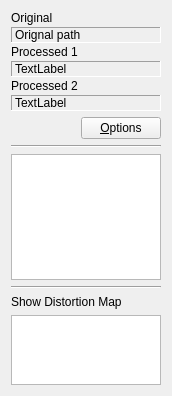
Above: YUVToolkit/MeasureWindow.ui from kLassikko/YuvToolkit before the change. Below: the same form after it.
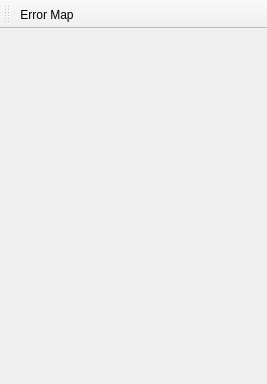
That is the form after the change. Icons and pictures are not drawn. Custom widgets are drawn as their Qt base class.

Commit message: Use of toolbar for MeasureWindow UI

```diff
--- a/YUVToolkit/MeasureWindow.ui
+++ b/YUVToolkit/MeasureWindow.ui
@@ -1,202 +1,42 @@
 <?xml version="1.0" encoding="UTF-8"?>
 <ui version="4.0">
  <class>MeasureWindow</class>
- <widget class="QWidget" name="MeasureWindow">
+ <widget class="QMainWindow" name="MeasureWindow">
   <property name="geometry">
    <rect>
     <x>0</x>
     <y>0</y>
-    <width>172</width>
-    <height>396</height>
+    <width>267</width>
+    <height>384</height>
    </rect>
   </property>
-  <property name="windowTitle">
-   <string>Form</string>
-  </property>
-  <property name="styleSheet">
-   <string notr="true">QTreeView::item {
-	color: rgb(0, 0, 0);
-    border: 1px solid #d9d9d9;
-    border-top-color: transparent;
-    border-left-color: transparent;
- }
-QTreeView::item::section {
-	color: rgb(0, 0, 0);
- }
-</string>
-  </property>
-  <layout class="QVBoxLayout" name="verticalLayout">
-   <item>
-    <layout class="QVBoxLayout" name="verticalLayout_2">
-     <property name="spacing">
-      <number>2</number>
-     </property>
-     <item>
-      <widget class="QLabel" name="label_0">
-       <property name="text">
-        <string>Original</string>
-       </property>
-      </widget>
-     </item>
-     <item>
-      <widget class="TextLabel" name="label_Original">
-       <property name="sizePolicy">
-        <sizepolicy hsizetype="Preferred" vsizetype="Preferred">
-         <horstretch>100</horstretch>
-         <verstretch>0</verstretch>
-        </sizepolicy>
-       </property>
-       <property name="frameShape">
-        <enum>QFrame::Panel</enum>
-       </property>
-       <property name="frameShadow">
-        <enum>QFrame::Sunken</enum>
-       </property>
-       <property name="text">
-        <string>Orignal path</string>
-       </property>
-       <property name="textFormat">
-        <enum>Qt::PlainText</enum>
-       </property>
-       <property name="scaledContents">
-        <bool>true</bool>
-       </property>
-       <property name="margin">
-        <number>3</number>
-       </property>
-      </widget>
-     </item>
-     <item>
-      <widget class="QLabel" name="label_1">
-       <property name="text">
-        <string>Processed 1</string>
-       </property>
-      </widget>
-     </item>
-     <item>
-      <widget class="TextLabel" name="label_Processed">
-       <property name="frameShape">
-        <enum>QFrame::Panel</enum>
-       </property>
-       <property name="frameShadow">
-        <enum>QFrame::Sunken</enum>
-       </property>
-       <property name="text">
-        <string>TextLabel</string>
-       </property>
-       <property name="margin">
-        <number>3</number>
-       </property>
-      </widget>
-     </item>
-     <item>
-      <widget class="QLabel" name="label_2">
-       <property name="text">
-        <string>Processed 2</string>
-       </property>
-      </widget>
-     </item>
-     <item>
-      <widget class="TextLabel" name="label_Processed_2">
-       <property name="frameShape">
-        <enum>QFrame::Panel</enum>
-       </property>
-       <property name="frameShadow">
-        <enum>QFrame::Sunken</enum>
-       </property>
-       <property name="text">
-        <string>TextLabel</string>
-       </property>
-       <property name="margin">
-        <number>3</number>
-       </property>
-      </widget>
-     </item>
-    </layout>
-   </item>
-   <item>
-    <layout class="QHBoxLayout" name="horizontalLayout_2">
-     <item>
-      <spacer name="horizontalSpacer_2">
-       <property name="orientation">
-        <enum>Qt::Horizontal</enum>
-       </property>
-       <property name="sizeHint" stdset="0">
-        <size>
-         <width>40</width>
-         <height>20</height>
-        </size>
-       </property>
-      </spacer>
-     </item>
-     <item>
-      <widget class="QPushButton" name="button_Options">
-       <property name="enabled">
-        <bool>true</bool>
-       </property>
-       <property name="text">
-        <string>&amp;Options</string>
-       </property>
-      </widget>
-     </item>
-    </layout>
-   </item>
-   <item>
-    <widget class="Line" name="line">
-     <property name="orientation">
-      <enum>Qt::Horizontal</enum>
-     </property>
-    </widget>
-   </item>
-   <item>
-    <widget class="QTableView" name="table_Measure_Results">
-     <property name="sizePolicy">
-      <sizepolicy hsizetype="Expanding" vsizetype="Expanding">
-       <horstretch>0</horstretch>
-       <verstretch>10</verstretch>
-      </sizepolicy>
-     </property>
-    </widget>
-   </item>
-   <item>
-    <widget class="Line" name="line_2">
-     <property name="orientation">
-      <enum>Qt::Horizontal</enum>
-     </property>
-    </widget>
-   </item>
-   <item>
-    <widget class="QLabel" name="label_5">
-     <property name="text">
-      <string>Show Distortion Map</string>
-     </property>
-    </widget>
-   </item>
-   <item>
-    <widget class="QTableView" name="table_Distortion_Map">
-     <property name="sizePolicy">
-      <sizepolicy hsizetype="Expanding" vsizetype="Expanding">
-       <horstretch>0</horstretch>
-       <verstretch>1</verstretch>
-      </sizepolicy>
-     </property>
-     <attribute name="horizontalHeaderVisible">
-      <bool>false</bool>
-     </attribute>
-     <attribute name="verticalHeaderVisible">
-      <bool>false</bool>
-     </attribute>
-    </widget>
-   </item>
-  </layout>
+  <widget class="QToolBar" name="toolBar">
+   <property name="windowTitle">
+    <string>toolBar</string>
+   </property>
+   <attribute name="toolBarArea">
+    <enum>TopToolBarArea</enum>
+   </attribute>
+   <attribute name="toolBarBreak">
+    <bool>false</bool>
+   </attribute>
+   <addaction name="action_Error_Map"/>
+  </widget>
+  <action name="action_Error_Map">
+   <property name="icon">
+    <iconset resource="YUVToolkit.qrc">
+     <normaloff>:/RawVideoToolkit/Resources/video-display.png</normaloff>:/RawVideoToolkit/Resources/video-display.png</iconset>
+   </property>
+   <property name="text">
+    <string>&amp;Error Map</string>
+   </property>
+   <property name="toolTip">
+    <string>Error Map</string>
+   </property>
+  </action>
  </widget>
- <customwidgets>
-  <customwidget>
-   <class>TextLabel</class>
-   <extends>QLabel</extends>
-   <header>UI/TextLabel.h</header>
-  </customwidget>
- </customwidgets>
- <resources/>
+ <resources>
+  <include location="YUVToolkit.qrc"/>
+ </resources>
  <connections/>
 </ui>
```
The commit also changes 7 other files.
